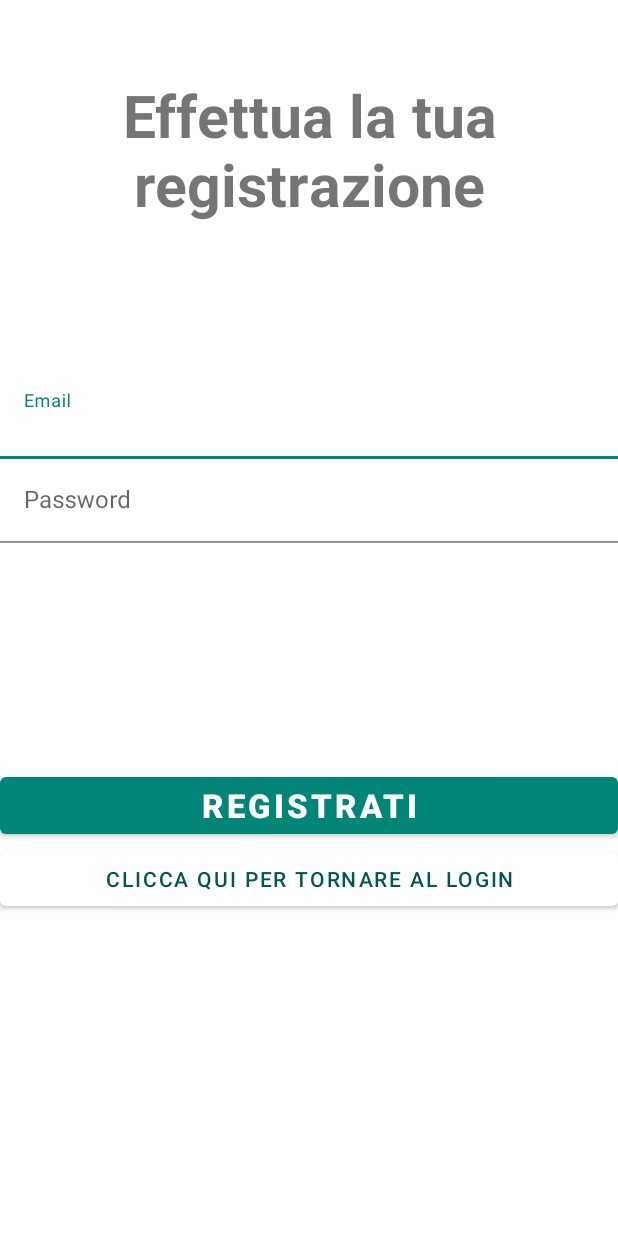
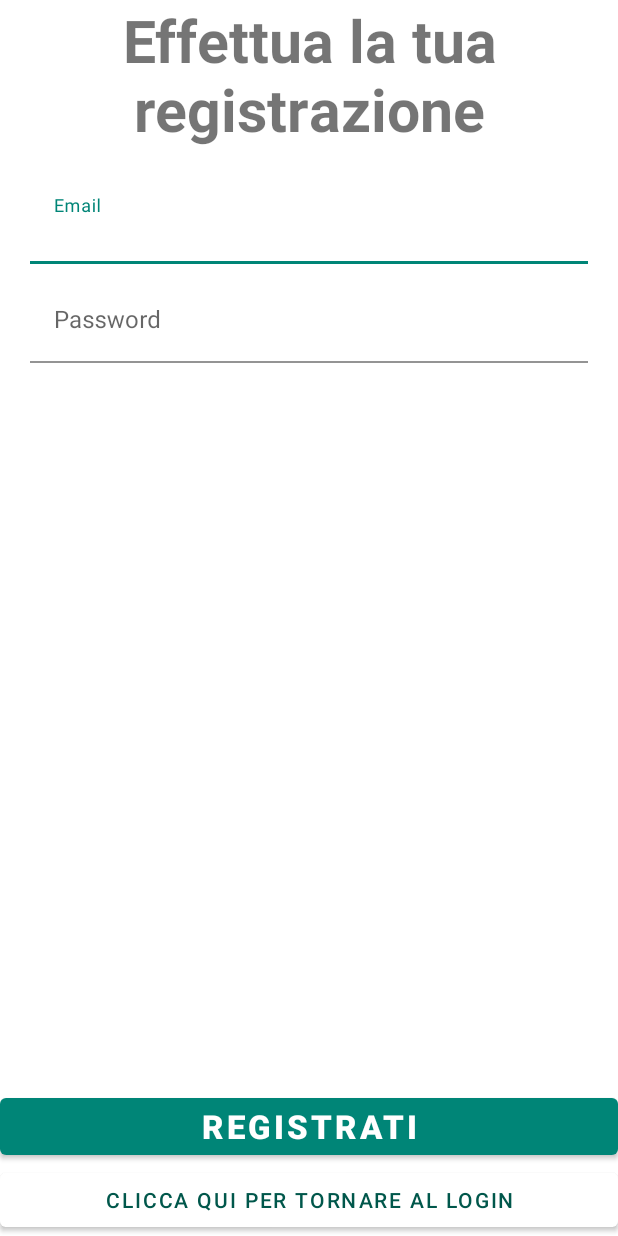
Before and after one commit to dbortoluzzi/tuttiapposto, an Android app: the RegisterActivity screen opened directly, with no data from a screen before it, on a phone screen of 412 x 824 dp. Run offline under Robolectric (Android 15) with nearby library versions, the phone set to English and light mode, and no system bars; our stand-ins replace Dagger/Hilt's generated code, Firebase (no records; nobody signed in at launch, a user with empty details on screens opened directly).

Commit message:
login and registration layout (3)

```diff
--- a/app/src/main/res/layout/activity_register.xml
+++ b/app/src/main/res/layout/activity_register.xml
@@ -1,27 +1,33 @@
 <?xml version="1.0" encoding="utf-8"?>
-<LinearLayout xmlns:android="http://schemas.android.com/apk/res/android"
+<androidx.constraintlayout.widget.ConstraintLayout
+    xmlns:android="http://schemas.android.com/apk/res/android"
     xmlns:app="http://schemas.android.com/apk/res-auto"
     xmlns:tools="http://schemas.android.com/tools"
+    tools:context="it.dbortoluzzi.tuttiapposto.ui.RegisterActivity"
     android:layout_width="match_parent"
-    android:layout_height="match_parent"
-    android:orientation="vertical"
-    tools:context="it.dbortoluzzi.tuttiapposto.ui.RegisterActivity">
+    android:layout_height="match_parent">
 
     <TextView
+        android:id="@+id/registrationText"
         android:layout_width="match_parent"
-        android:text="@string/registration_welcome_text"
         android:textStyle="bold"
+        app:layout_constraintEnd_toEndOf="parent"
+        app:layout_constraintStart_toStartOf="parent"
+        app:layout_constraintTop_toTopOf="parent"
+        app:autoSizeTextType="uniform"
+        android:layout_height="100dp"
         android:textAlignment="center"
-        android:layout_height="100dp"
-        app:autoSizeTextType="uniform"
-        android:layout_marginTop="50dp" />
+        android:text="@string/registration_welcome_text"/>
 
     <com.google.android.material.textfield.TextInputLayout
         android:id="@+id/RegisterEmailWrapper"
-        android:layout_width="match_parent"
+        android:layout_width="0dp"
         android:layout_height="wrap_content"
-        android:layout_marginTop="100dp"
-        android:hint="@string/email">
+        app:layout_constraintTop_toBottomOf="@+id/registrationText"
+        app:layout_constraintStart_toStartOf="parent"
+        app:layout_constraintEnd_toEndOf="parent"
+        android:hint="@string/email"
+        android:layout_margin="20dp">
 
     <com.google.android.material.textfield.TextInputEditText
         android:id="@+id/RegisterEmail"
@@ -35,9 +41,13 @@
 
     <com.google.android.material.textfield.TextInputLayout
         android:id="@+id/RegisterPasswordWrapper"
-        android:layout_width="match_parent"
+        android:layout_width="0dp"
         android:layout_height="wrap_content"
-        android:hint="@string/password">
+        app:layout_constraintTop_toBottomOf="@+id/RegisterEmailWrapper"
+        app:layout_constraintStart_toStartOf="@+id/RegisterEmailWrapper"
+        app:layout_constraintEnd_toEndOf="@+id/RegisterEmailWrapper"
+        android:hint="@string/password"
+        android:layout_marginTop="10dp">
 
         <com.google.android.material.textfield.TextInputEditText
             android:id="@+id/RegisterPassword"
@@ -45,7 +55,7 @@
             android:layout_height="wrap_content"
             android:ems="10"
             style="@style/AppTheme.Text.Inverted"
-            android:inputType="textPassword" />
+            android:inputType="textPassword"  />
 
     </com.google.android.material.textfield.TextInputLayout>
 
@@ -56,6 +66,7 @@
         android:textStyle="bold"
         app:autoSizeTextType="uniform"
         android:layout_marginTop="150dp"
+        app:layout_constraintBottom_toTopOf="@+id/RegisterLoginBtn"
         android:text="@string/registration" />
 
     <Button
@@ -63,5 +74,7 @@
         android:id="@+id/RegisterLoginBtn"
         android:layout_width="match_parent"
         android:layout_height="wrap_content"
-        android:text="@string/registration_login_message" />
-</LinearLayout>
+        android:text="@string/registration_login_message"
+        app:layout_constraintBottom_toBottomOf="parent"/>
+
+</androidx.constraintlayout.widget.ConstraintLayout>
```
Also changed, not shown: app/src/main/res/layout/activity_login.xml (+31 -19 lines).
